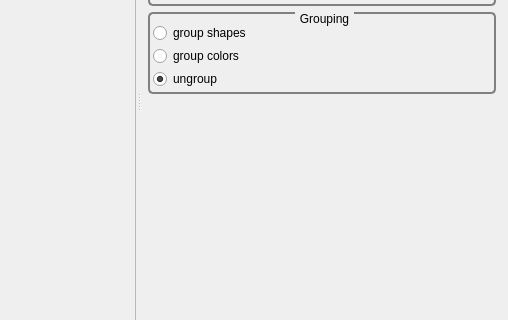
This is VirtualRobot/examples/SelectionDemo/SelectionDemo.ui in softbankrobotics-research/Simox as Qt 5 draws it before an edit; both pictures show x 528 to 1036 and y 272 to 592 of the 1036 by 767 pixel window. The edited form follows.
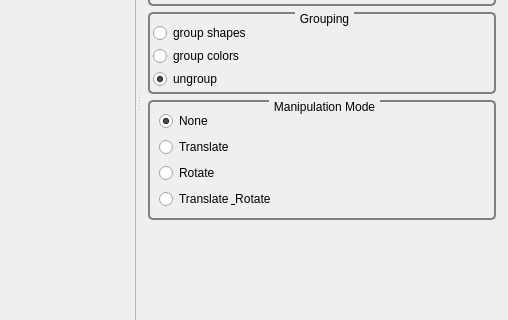
This is the edited form.

Patch:
```diff
--- a/VirtualRobot/examples/SelectionDemo/SelectionDemo.ui
+++ b/VirtualRobot/examples/SelectionDemo/SelectionDemo.ui
@@ -327,6 +327,61 @@
           </layout>
          </widget>
         </item>
+        <item>
+         <widget class="QGroupBox" name="qBoxManip">
+          <property name="styleSheet">
+           <string notr="true">QGroupBox{border:2px solid gray;border-radius:5px;margin-top: 1ex;} QGroupBox::title{subcontrol-origin: margin;subcontrol-position:top center;padding:0 3px;}</string>
+          </property>
+          <property name="title">
+           <string>Manipulation Mode</string>
+          </property>
+          <layout class="QVBoxLayout" name="verticalLayout_2">
+           <item>
+            <widget class="QRadioButton" name="radioButton_manip_none">
+             <property name="text">
+              <string>None</string>
+             </property>
+             <property name="checked">
+              <bool>true</bool>
+             </property>
+             <attribute name="buttonGroup">
+              <string notr="true">buttonGroup_manip</string>
+             </attribute>
+            </widget>
+           </item>
+           <item>
+            <widget class="QRadioButton" name="radioButton_manip_translate">
+             <property name="text">
+              <string>Translate</string>
+             </property>
+             <attribute name="buttonGroup">
+              <string notr="true">buttonGroup_manip</string>
+             </attribute>
+            </widget>
+           </item>
+           <item>
+            <widget class="QRadioButton" name="radioButton_manip_rotate">
+             <property name="text">
+              <string>Rotate</string>
+             </property>
+             <attribute name="buttonGroup">
+              <string notr="true">buttonGroup_manip</string>
+             </attribute>
+            </widget>
+           </item>
+           <item>
+            <widget class="QRadioButton" name="radioButton_manip_translateRotate">
+             <property name="text">
+              <string>Translate &amp; Rotate</string>
+             </property>
+             <attribute name="buttonGroup">
+              <string notr="true">buttonGroup_manip</string>
+             </attribute>
+            </widget>
+           </item>
+          </layout>
+         </widget>
+        </item>
         <item>
          <spacer name="verticalSpacer">
           <property name="orientation">
```
Left out of the diff: 1 changed line with no effect on the pictures.
